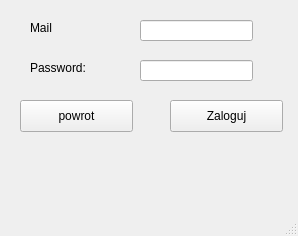
Gierlaszek/Banking-System-Sym, file MAIN_MENU/login_window.ui: the form before one commit.
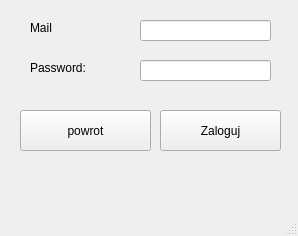
The form after the commit.

Patch:
```diff
--- a/MAIN_MENU/login_window.ui
+++ b/MAIN_MENU/login_window.ui
@@ -45,7 +45,7 @@
      <rect>
       <x>140</x>
       <y>20</y>
-      <width>113</width>
+      <width>131</width>
       <height>21</height>
      </rect>
     </property>
@@ -55,7 +55,7 @@
      <rect>
       <x>140</x>
       <y>60</y>
-      <width>113</width>
+      <width>131</width>
       <height>21</height>
      </rect>
     </property>
@@ -70,9 +70,9 @@
     <property name="geometry">
      <rect>
       <x>20</x>
-      <y>100</y>
-      <width>113</width>
-      <height>32</height>
+      <y>110</y>
+      <width>131</width>
+      <height>41</height>
      </rect>
     </property>
     <property name="text">
@@ -82,10 +82,10 @@
    <widget class="QPushButton" name="loginButton">
     <property name="geometry">
      <rect>
-      <x>170</x>
-      <y>100</y>
-      <width>113</width>
-      <height>32</height>
+      <x>160</x>
+      <y>110</y>
+      <width>121</width>
+      <height>41</height>
      </rect>
     </property>
     <property name="text">
```
